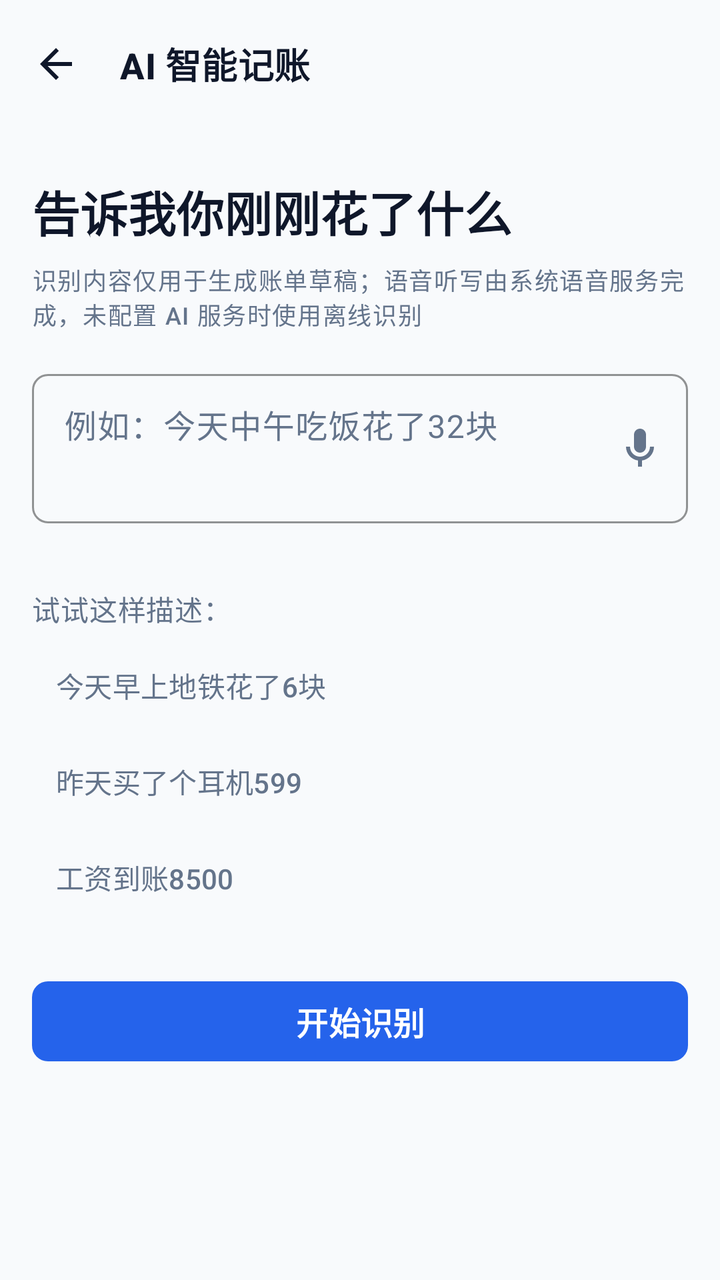
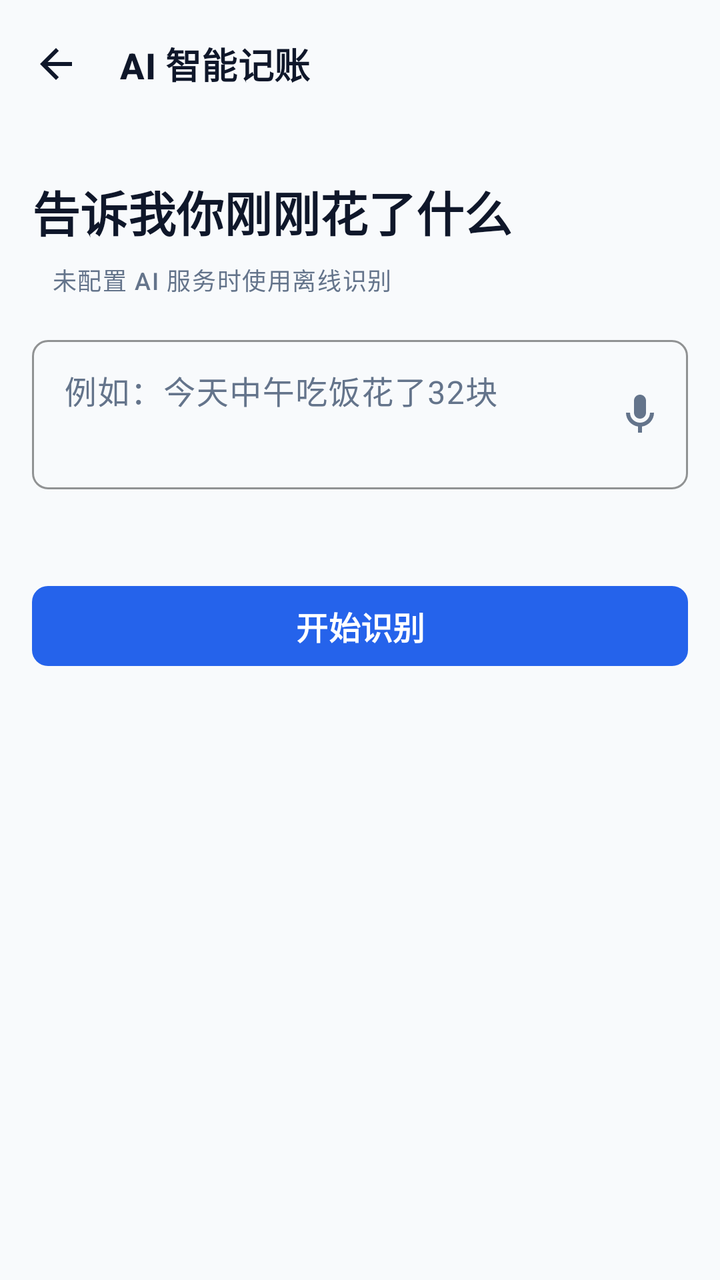

Before-and-after screenshots of an Android layout around one commit, followed by the original layout XML and the change that was made.
<!-- AndroidManifest.xml: application theme Theme.MinimalistBookkeeping -->
<!-- res/layout/activity_ai_bookkeeping.xml -->
<?xml version="1.0" encoding="utf-8"?>
<LinearLayout xmlns:android="http://schemas.android.com/apk/res/android"
    xmlns:app="http://schemas.android.com/apk/res-auto"
    android:id="@+id/aiRoot"
    android:layout_width="match_parent"
    android:layout_height="match_parent"
    android:background="@color/background"
    android:orientation="vertical">

    <com.google.android.material.appbar.MaterialToolbar
        android:id="@+id/toolbar"
        style="@style/Widget.App.Toolbar"
        android:layout_width="match_parent"
        android:layout_height="?attr/actionBarSize"
        app:navigationContentDescription="@string/cd_navigate_up"
        app:navigationIcon="@drawable/ic_arrow_left"
        app:title="@string/ai_title" />

    <ScrollView
        android:id="@+id/aiScroll"
        android:layout_width="match_parent"
        android:layout_height="0dp"
        android:layout_weight="1"
        android:clipToPadding="false"
        android:fillViewport="true">

        <LinearLayout
            android:layout_width="match_parent"
            android:layout_height="wrap_content"
            android:orientation="vertical"
            android:paddingStart="@dimen/page_margin"
            android:paddingEnd="@dimen/page_margin"
            android:paddingBottom="@dimen/spacing_xl">

            <TextView
                android:layout_width="match_parent"
                android:layout_height="wrap_content"
                android:layout_marginTop="@dimen/spacing_xl"
                android:text="@string/ai_headline"
                android:textAppearance="@style/TextAppearance.App.PageTitle" />

            <TextView
                android:layout_width="match_parent"
                android:layout_height="wrap_content"
                android:layout_marginTop="@dimen/spacing_sm"
                android:text="@string/ai_privacy_note"
                android:textAppearance="@style/TextAppearance.App.Caption"
                android:textColor="@color/text_secondary" />

            <com.google.android.material.textfield.TextInputLayout
                android:id="@+id/aiInputLayout"
                style="@style/Widget.App.TextInputLayout"
                android:layout_width="match_parent"
                android:layout_height="wrap_content"
                android:layout_marginTop="@dimen/spacing_lg"
                android:hint="@string/ai_input_hint"
                app:endIconContentDescription="@string/ai_voice_cd"
                app:endIconDrawable="@drawable/ic_mic"
                app:endIconMode="custom"
                app:endIconTint="@color/text_secondary"
                app:errorEnabled="true">

                <com.google.android.material.textfield.TextInputEditText
                    android:id="@+id/aiInput"
                    android:layout_width="match_parent"
                    android:layout_height="wrap_content"
                    android:gravity="top"
                    android:inputType="textMultiLine|textCapSentences"
                    android:maxLines="4"
                    android:minLines="2"
                    android:textSize="@dimen/font_body" />

            </com.google.android.material.textfield.TextInputLayout>

            
            <TextView
                android:layout_width="match_parent"
                android:layout_height="wrap_content"
                android:layout_marginTop="@dimen/spacing_md"
                android:text="@string/ai_examples_label"
                android:textAppearance="@style/TextAppearance.App.Secondary"
                android:textColor="@color/text_secondary" />

            <com.google.android.material.button.MaterialButton
                android:id="@+id/example1"
                style="@style/Widget.App.Button.Quiet"
                android:layout_width="match_parent"
                android:layout_height="wrap_content"
                android:layout_marginTop="@dimen/spacing_xs"
                android:gravity="start|center_vertical"
                android:text="@string/ai_example_1" />

            <com.google.android.material.button.MaterialButton
                android:id="@+id/example2"
                style="@style/Widget.App.Button.Quiet"
                android:layout_width="match_parent"
                android:layout_height="wrap_content"
                android:gravity="start|center_vertical"
                android:text="@string/ai_example_2" />

            <com.google.android.material.button.MaterialButton
                android:id="@+id/example3"
                style="@style/Widget.App.Button.Quiet"
                android:layout_width="match_parent"
                android:layout_height="wrap_content"
                android:gravity="start|center_vertical"
                android:text="@string/ai_example_3" />

            <com.google.android.material.button.MaterialButton
                android:id="@+id/parseButton"
                style="@style/Widget.App.Button.Primary"
                android:layout_width="match_parent"
                android:layout_height="wrap_content"
                android:layout_marginTop="@dimen/spacing_xl"
                android:text="@string/ai_parse_button" />

            <TextView
                android:id="@+id/aiErrorText"
                android:layout_width="match_parent"
                android:layout_height="wrap_content"
                android:layout_marginTop="@dimen/spacing_md"
                android:gravity="center"
                android:textAppearance="@style/TextAppearance.App.Secondary"
                android:textColor="@color/danger"
                android:visibility="gone" />

            <com.google.android.material.button.MaterialButton
                android:id="@+id/aiFillManuallyButton"
                style="@style/Widget.App.Button.Quiet"
                android:layout_width="match_parent"
                android:layout_height="wrap_content"
                android:layout_marginTop="@dimen/spacing_sm"
                android:text="@string/action_fill_manually"
                android:visibility="gone" />

        </LinearLayout>
    </ScrollView>

</LinearLayout>
<!-- resources referenced by this layout -->
<resources>
  <color name="background">#F8FAFC</color>
  <color name="danger">#EF4444</color>
  <color name="text_secondary">#64748B</color>
  <dimen name="font_body">16sp</dimen>
  <dimen name="page_margin">16dp</dimen>
  <dimen name="spacing_lg">16dp</dimen>
  <dimen name="spacing_md">12dp</dimen>
  <dimen name="spacing_sm">8dp</dimen>
  <dimen name="spacing_xl">24dp</dimen>
  <dimen name="spacing_xs">4dp</dimen>
  <string name="action_fill_manually">手动填写</string>
  <string name="ai_example_1">今天早上地铁花了6块</string>
  <string name="ai_example_2">昨天买了个耳机599</string>
  <string name="ai_example_3">工资到账8500</string>
  <string name="ai_examples_label">试试这样描述：</string>
  <string name="ai_headline">告诉我你刚刚花了什么</string>
  <string name="ai_input_hint">例如：今天中午吃饭花了32块</string>
  <string name="ai_parse_button">开始识别</string>
  <string name="ai_privacy_note">识别内容仅用于生成账单草稿；语音听写由系统语音服务完成，未配置 AI 服务时使用离线识别</string>
  <string name="ai_title">AI 智能记账</string>
  <string name="ai_voice_cd">语音输入</string>
  <string name="cd_navigate_up">返回</string>
  <style name="TextAppearance.App.Caption" parent="TextAppearance.Material3.LabelSmall">
          <item name="android:textSize">@dimen/font_caption</item>
          <item name="android:textColor">@color/text_tertiary</item>
      </style>
  <style name="TextAppearance.App.PageTitle" parent="TextAppearance.Material3.TitleLarge">
          <item name="android:textSize">@dimen/font_page_title</item>
          <item name="android:textColor">@color/text_primary</item>
          <item name="android:textStyle">bold</item>
      </style>
  <style name="TextAppearance.App.Secondary" parent="TextAppearance.Material3.BodyMedium">
          <item name="android:textSize">@dimen/font_secondary</item>
          <item name="android:textColor">@color/text_secondary</item>
      </style>
  <style name="Theme.MinimalistBookkeeping" parent="Base.Theme.MinimalistBookkeeping" />
  <dimen name="font_caption">12sp</dimen>
  <color name="text_tertiary">#94A3B8</color>
  <dimen name="font_page_title">24sp</dimen>
  <color name="text_primary">#0F172A</color>
  <dimen name="font_secondary">14sp</dimen>
  <dimen name="button_height">48dp</dimen>
  <color name="text_on_primary">#FFFFFF</color>
  <color name="primary">#2563EB</color>
  <dimen name="radius_sm">8dp</dimen>
  <dimen name="touch_target">48dp</dimen>
  <style name="TextAppearance.App.SectionTitle" parent="TextAppearance.Material3.TitleMedium">
          <item name="android:textSize">@dimen/font_section_title</item>
          <item name="android:textColor">@color/text_primary</item>
          <item name="android:textStyle">bold</item>
      </style>
  <style name="Base.Theme.MinimalistBookkeeping" parent="Base.V1.Theme.MinimalistBookkeeping">
          <item name="android:windowLightStatusBar" tools:targetApi="m">true</item>
          <item name="android:windowLightNavigationBar" tools:targetApi="o_mr1">true</item>
      </style>
  <dimen name="font_section_title">18sp</dimen>
  <color name="primary_light">#DBEAFE</color>
  <color name="primary_dark">#1D4ED8</color>
  <color name="surface">#FFFFFF</color>
  <color name="surface_subtle">#F1F5F9</color>
  <color name="divider">#E2E8F0</color>
  <style name="TextAppearance.App.Display" parent="TextAppearance.Material3.DisplaySmall">
          <item name="android:textSize">@dimen/font_display</item>
          <item name="android:textColor">@color/text_primary</item>
          <item name="android:textStyle">bold</item>
      </style>
  <style name="TextAppearance.App.Body" parent="TextAppearance.Material3.BodyLarge">
          <item name="android:textSize">@dimen/font_body</item>
          <item name="android:textColor">@color/text_primary</item>
      </style>
  <dimen name="font_display">32sp</dimen>
  <!-- unchanged entries left out for length: 7 -->
</resources>

<!-- the commit's change to res/layout/activity_ai_bookkeeping.xml (unified diff, before → after) -->
@@ -43,6 +43,7 @@
                 android:layout_width="match_parent"
                 android:layout_height="wrap_content"
                 android:layout_marginTop="@dimen/spacing_sm"
+                android:layout_marginStart="10dp"
                 android:text="@string/ai_privacy_note"
                 android:textAppearance="@style/TextAppearance.App.Caption"
                 android:textColor="@color/text_secondary" />
@@ -79,7 +80,8 @@
                 android:layout_marginTop="@dimen/spacing_md"
                 android:text="@string/ai_examples_label"
                 android:textAppearance="@style/TextAppearance.App.Secondary"
-                android:textColor="@color/text_secondary" />
+                android:textColor="@color/text_secondary"
+                android:visibility="gone"/>
 
             <com.google.android.material.button.MaterialButton
                 android:id="@+id/example1"
@@ -88,7 +90,8 @@
                 android:layout_height="wrap_content"
                 android:layout_marginTop="@dimen/spacing_xs"
                 android:gravity="start|center_vertical"
-                android:text="@string/ai_example_1" />
+                android:text="@string/ai_example_1"
+                android:visibility="gone"/>
 
             <com.google.android.material.button.MaterialButton
                 android:id="@+id/example2"
@@ -96,7 +99,8 @@
                 android:layout_width="match_parent"
                 android:layout_height="wrap_content"
                 android:gravity="start|center_vertical"
-                android:text="@string/ai_example_2" />
+                android:text="@string/ai_example_2"
+                android:visibility="gone"/>
 
             <com.google.android.material.button.MaterialButton
                 android:id="@+id/example3"
@@ -104,7 +108,8 @@
                 android:layout_width="match_parent"
                 android:layout_height="wrap_content"
                 android:gravity="start|center_vertical"
-                android:text="@string/ai_example_3" />
+                android:text="@string/ai_example_3"
+                android:visibility="gone"/>
 
             <com.google.android.material.button.MaterialButton
                 android:id="@+id/parseButton"
<!-- resource entries referenced after the edit -->
@@ -18,7 +18,7 @@
   <string name="ai_headline">告诉我你刚刚花了什么</string>
   <string name="ai_input_hint">例如：今天中午吃饭花了32块</string>
   <string name="ai_parse_button">开始识别</string>
-  <string name="ai_privacy_note">识别内容仅用于生成账单草稿；语音听写由系统语音服务完成，未配置 AI 服务时使用离线识别</string>
+  <string name="ai_privacy_note">未配置 AI 服务时使用离线识别</string>
   <string name="ai_title">AI 智能记账</string>
   <string name="ai_voice_cd">语音输入</string>
   <string name="cd_navigate_up">返回</string>
